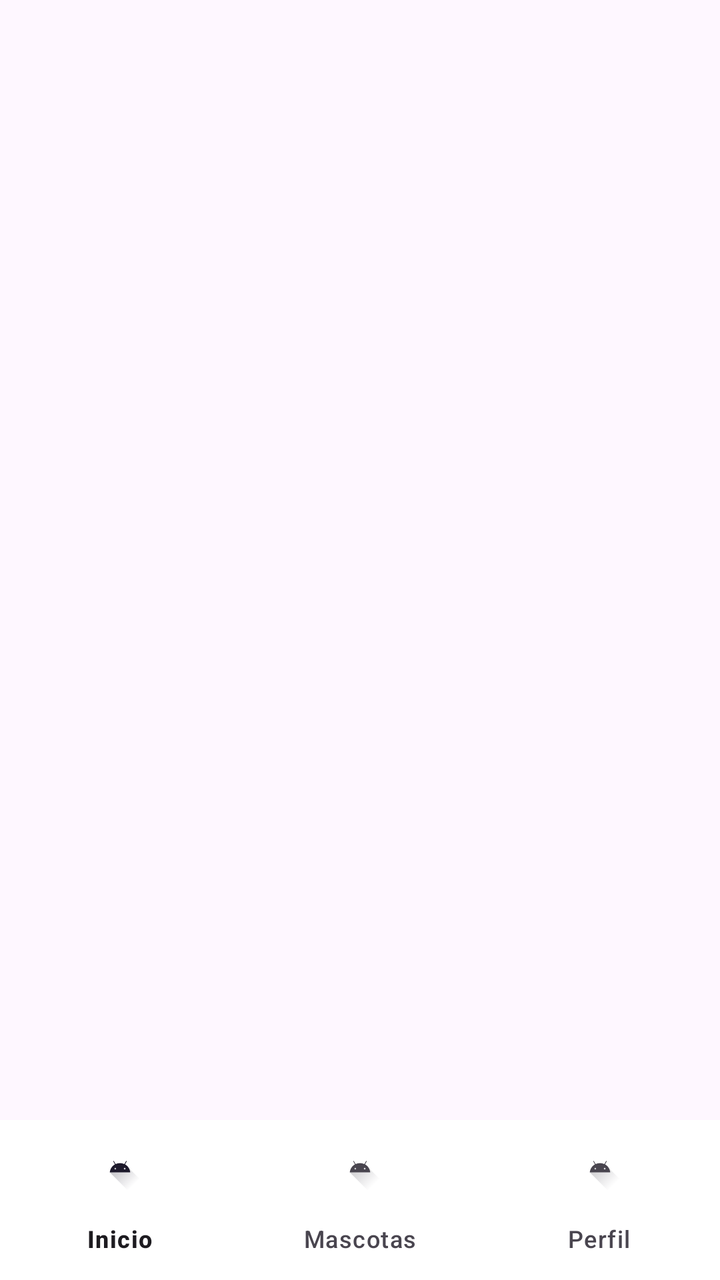
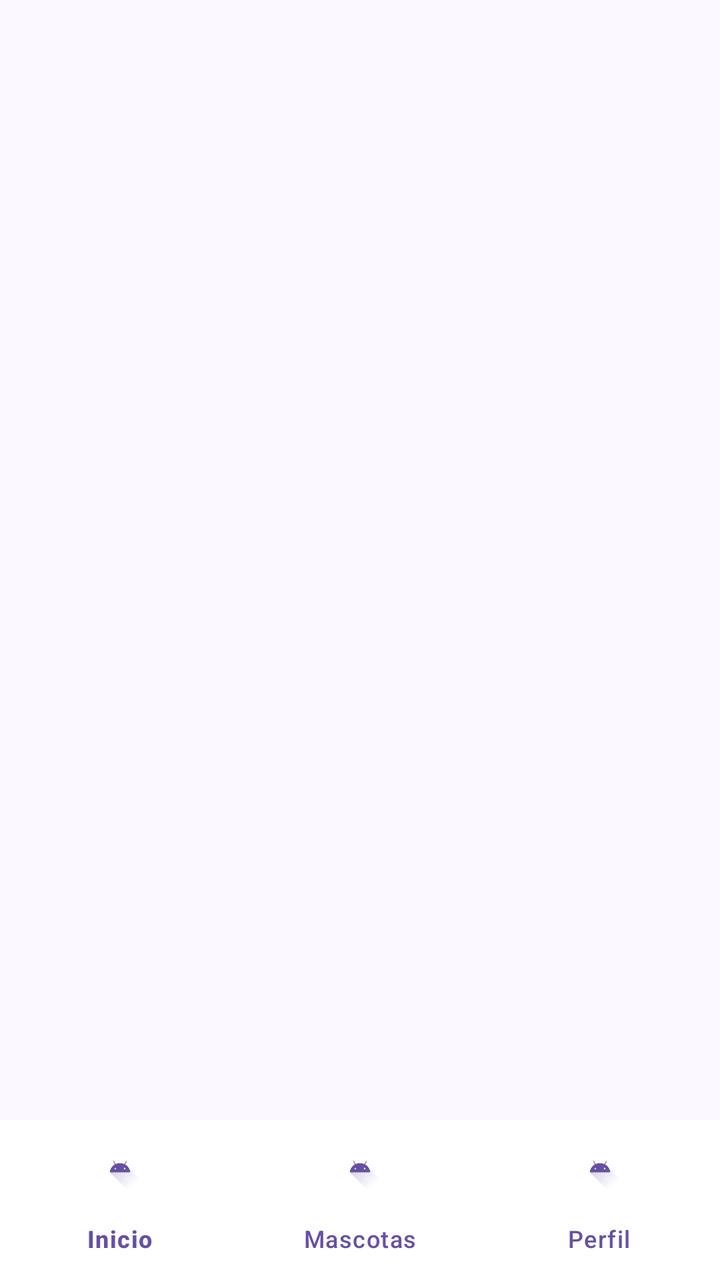

The first picture is an Android layout as it rendered before a commit; the second is the same layout after the commit. The layout source and the unified diff follow.
<!-- AndroidManifest.xml: application theme Theme.AppHuellitas -->
<!-- res/layout/menu.xml -->
<?xml version="1.0" encoding="utf-8"?>
<LinearLayout
    xmlns:android="http://schemas.android.com/apk/res/android"
    xmlns:app="http://schemas.android.com/apk/res-auto"
    android:layout_width="match_parent"
    android:layout_height="match_parent"
    android:orientation="vertical">

    
    <FrameLayout
        android:id="@+id/contenedor"
        android:layout_width="match_parent"
        android:layout_height="0dp"
        android:layout_weight="1" />

    
    <com.google.android.material.bottomnavigation.BottomNavigationView
        android:id="@+id/bottomNavigation"
        android:layout_width="match_parent"
        android:layout_height="wrap_content"
        android:background="#FFFFFF"
        app:menu="@menu/bottom_nav_menu"
        app:labelVisibilityMode="labeled"
        app:itemIconSize="24dp" />

</LinearLayout>
<!-- resources referenced by this layout -->
<resources>
  <style name="Theme.AppHuellitas" parent="Base.Theme.AppHuellitas" />
  <style name="Base.Theme.AppHuellitas" parent="Theme.Material3.DayNight.NoActionBar">
          
          
      </style>
</resources>

<!-- the commit's change to res/layout/menu.xml (unified diff, before → after) -->
@@ -4,16 +4,15 @@
     xmlns:app="http://schemas.android.com/apk/res-auto"
     android:layout_width="match_parent"
     android:layout_height="match_parent"
-    android:orientation="vertical">
+    android:orientation="vertical"
+    android:background="#FAF7FF">
 
-    
     <FrameLayout
         android:id="@+id/contenedor"
         android:layout_width="match_parent"
         android:layout_height="0dp"
         android:layout_weight="1" />
 
-    
     <com.google.android.material.bottomnavigation.BottomNavigationView
         android:id="@+id/bottomNavigation"
         android:layout_width="match_parent"
@@ -21,6 +20,8 @@
         android:background="#FFFFFF"
         app:menu="@menu/bottom_nav_menu"
         app:labelVisibilityMode="labeled"
-        app:itemIconSize="24dp" />
+        app:itemIconSize="24dp"
+        app:itemIconTint="#6750A4"
+        app:itemTextColor="#6750A4" />
 
 </LinearLayout>
